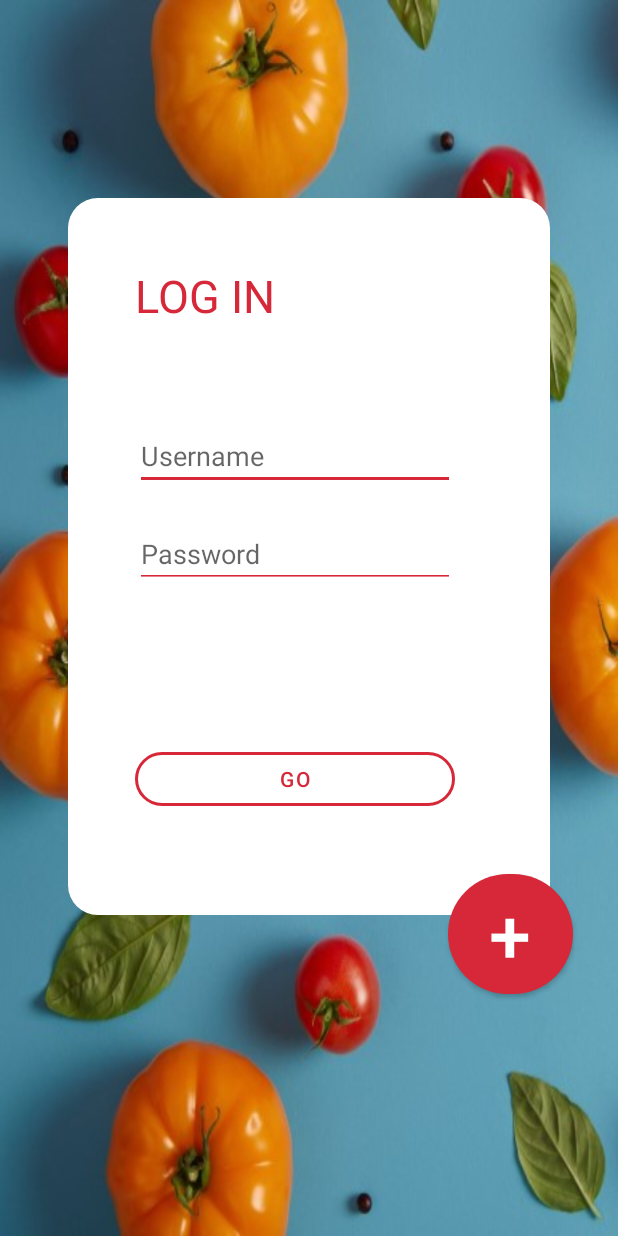
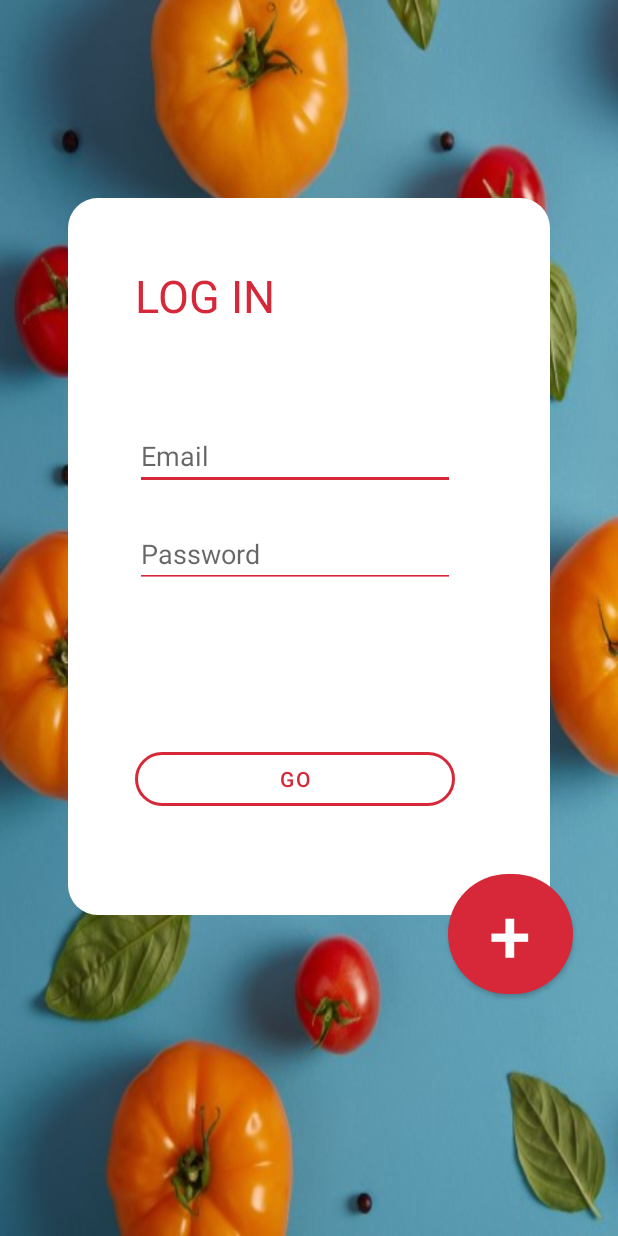
Before and after one commit to ETS-Android2/count.it, an Android app: the screen it shows after launch (LogInActivity), on a phone screen of 412 x 824 dp. Run offline under Robolectric (Android 15) with nearby library versions, the phone set to English and light mode, and no system bars; our stand-ins replace Firebase (no records; nobody signed in at launch, a user with empty details on screens opened directly).

Commit message:
changed namings of fields, made status bar transparent

```diff
--- a/app/src/main/java/feri/count/it/LogInActivity.java
+++ b/app/src/main/java/feri/count/it/LogInActivity.java
@@ -5,10 +5,14 @@ import androidx.annotation.Nullable;
 import androidx.appcompat.app.AppCompatActivity;
 
 import android.content.Intent;
+import android.graphics.Color;
+import android.os.Build;
 import android.os.Bundle;
 import android.text.TextUtils;
 import android.util.Log;
 import android.view.View;
+import android.view.Window;
+import android.view.WindowManager;
 import android.widget.Button;
 import android.widget.EditText;
 import android.widget.Toast;
@@ -50,7 +54,7 @@ public class LogInActivity extends AppCompatActivity {
         buttonLogin = (Button) findViewById(R.id.buttonLoginUser);
         buttonRegister = (Button) findViewById(R.id.buttonRegister);
 
-        edtEmail = (EditText) findViewById(R.id.edtUsername);
+        edtEmail = (EditText) findViewById(R.id.edtEmailLog);
         edtPassword = (EditText) findViewById(R.id.edtPassword);
     }
 
@@ -104,6 +108,38 @@ public class LogInActivity extends AppCompatActivity {
         };
     }
 
+    private void transparentStatusAndNavigation() {
+        //make full transparent statusBar
+        if (Build.VERSION.SDK_INT >= 19 && Build.VERSION.SDK_INT < 21) {
+            setWindowFlag(WindowManager.LayoutParams.FLAG_TRANSLUCENT_STATUS
+                    | WindowManager.LayoutParams.FLAG_TRANSLUCENT_NAVIGATION, true);
+        }
+        if (Build.VERSION.SDK_INT >= 19) {
+            getWindow().getDecorView().setSystemUiVisibility(
+                    View.SYSTEM_UI_FLAG_LAYOUT_STABLE
+                            | View.SYSTEM_UI_FLAG_LAYOUT_FULLSCREEN
+                            | View.SYSTEM_UI_FLAG_LAYOUT_HIDE_NAVIGATION
+            );
+        }
+        if (Build.VERSION.SDK_INT >= 21) {
+            setWindowFlag(WindowManager.LayoutParams.FLAG_TRANSLUCENT_STATUS
+                    | WindowManager.LayoutParams.FLAG_TRANSLUCENT_NAVIGATION, false);
+            getWindow().setStatusBarColor(Color.TRANSPARENT);
+            getWindow().setNavigationBarColor(Color.TRANSPARENT);
+        }
+    }
+
+    private void setWindowFlag(final int bits, boolean on) {
+        Window win = getWindow();
+        WindowManager.LayoutParams winParams = win.getAttributes();
+        if (on) {
+            winParams.flags |= bits;
+        } else {
+            winParams.flags &= ~bits;
+        }
+        win.setAttributes(winParams);
+    }
+
     @Override
     protected void onCreate(Bundle savedInstanceState) {
         super.onCreate(savedInstanceState);
@@ -128,6 +164,7 @@ public class LogInActivity extends AppCompatActivity {
         });
 
         mAuth = FirebaseAuth.getInstance();
+        transparentStatusAndNavigation();
     }
 
     public void LoginUser(View view){
--- a/app/src/main/java/feri/count/it/RegisterActivity.java
+++ b/app/src/main/java/feri/count/it/RegisterActivity.java
@@ -28,8 +28,6 @@ import com.google.firebase.database.FirebaseDatabase;
 
 import java.util.ArrayList;
 import java.util.Arrays;
-import java.util.HashMap;
-import java.util.Iterator;
 import java.util.List;
 import java.util.UUID;
 import java.util.regex.Pattern;
@@ -57,7 +55,7 @@ public class RegisterActivity extends AppCompatActivity {
         buttonRegisterUser = (Button) findViewById(R.id.buttonRegisterUser);
 
         edtEmail = (EditText) findViewById(R.id.edtEmail);
-        edtUsername = (EditText) findViewById(R.id.edtUsername);
+        edtUsername = (EditText) findViewById(R.id.edtEmailLog);
         edtPassword = (EditText) findViewById(R.id.edtPassword);
     }
 
--- a/app/src/main/res/layout/activity_login.xml
+++ b/app/src/main/res/layout/activity_login.xml
@@ -63,13 +63,13 @@
             app:layout_constraintGuide_percent="0.14" />
 
         <EditText
-            android:id="@+id/edtUsername"
+            android:id="@+id/edtEmailLog"
             android:layout_width="wrap_content"
             android:layout_height="wrap_content"
             android:layout_marginTop="20dp"
             android:ems="10"
-            android:hint="Username"
-            android:inputType="textPersonName"
+            android:hint="Email"
+            android:inputType="textEmailAddress"
             android:textColor="@color/crimson"
             app:backgroundTint="@color/crimson"
             app:layout_constraintStart_toStartOf="@+id/guideline_v"
@@ -86,7 +86,7 @@
             android:textColor="@color/crimson"
             app:backgroundTint="@color/crimson"
             app:layout_constraintStart_toStartOf="@+id/guideline_v"
-            app:layout_constraintTop_toBottomOf="@+id/edtUsername" />
+            app:layout_constraintTop_toBottomOf="@+id/edtEmailLog" />
 
         <Button
             android:id="@+id/buttonLoginUser"
--- a/app/src/main/res/layout/activity_register.xml
+++ b/app/src/main/res/layout/activity_register.xml
@@ -75,7 +75,7 @@
                 app:layout_constraintTop_toTopOf="@+id/guideline_h" />
 
             <EditText
-                android:id="@+id/edtUsername"
+                android:id="@+id/edtEmailLog"
                 android:layout_width="wrap_content"
                 android:layout_height="wrap_content"
                 android:layout_marginTop="20dp"
@@ -98,7 +98,7 @@
                 android:textColor="@color/crimson"
                 app:backgroundTint="@color/crimson"
                 app:layout_constraintStart_toStartOf="@+id/guideline_v"
-                app:layout_constraintTop_toBottomOf="@+id/edtUsername" />
+                app:layout_constraintTop_toBottomOf="@+id/edtEmailLog" />
 
             <Button
                 android:id="@+id/buttonRegisterUser"
```
